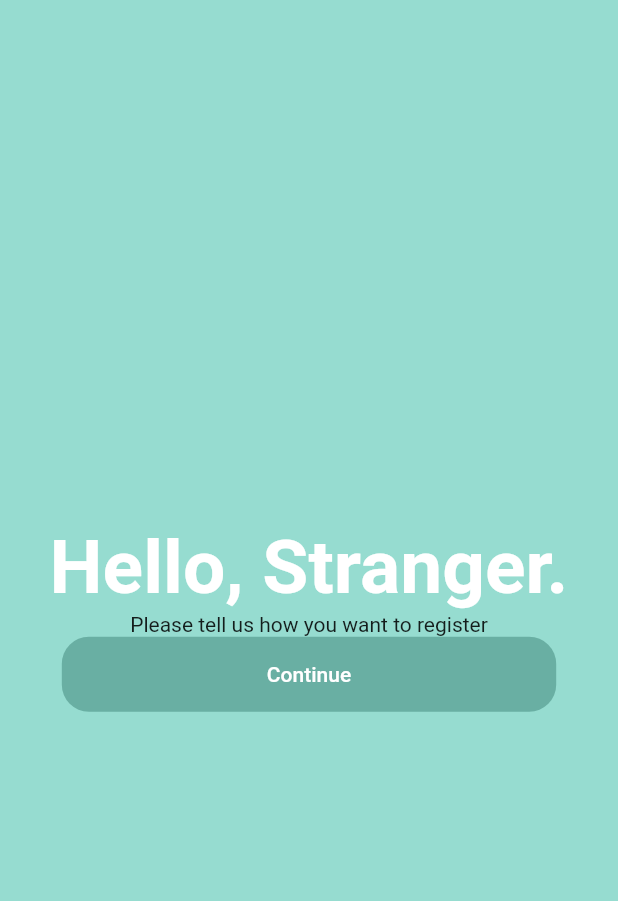
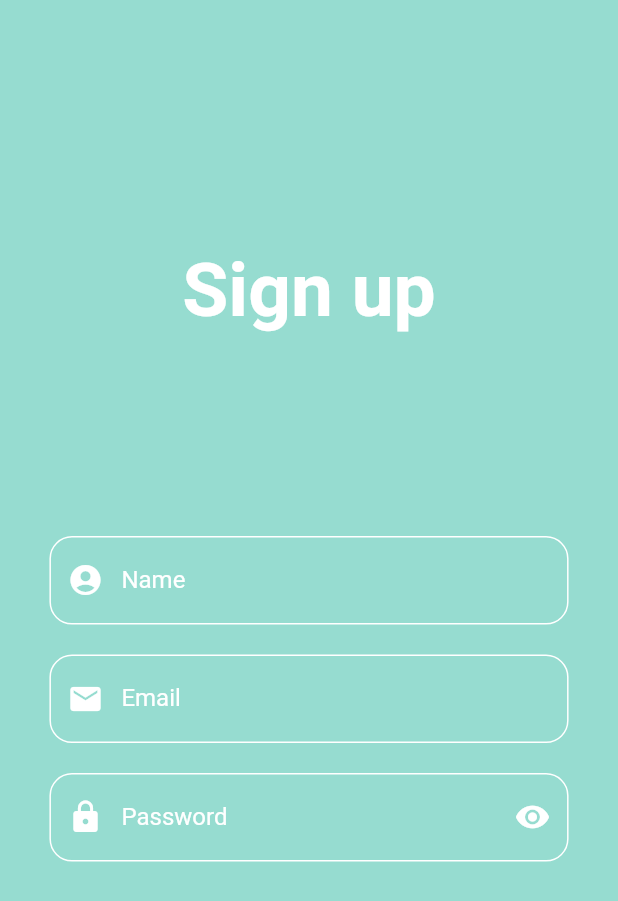
Before and after one commit to md-amimul-ehsan/real_estate_app, a Flutter app: the screen it shows after launch, on a phone screen of 412 x 824 dp. Shown: the top 901 px of the screen. Run offline on Flutter 3.47's test engine with Material 2 defaults, Android fonts, the phone set to English and light mode, and no system bars.

Commit message:
landing and signin screen edited

```diff
--- a/lib/main.dart
+++ b/lib/main.dart
@@ -1,5 +1,5 @@
 import 'package:flutter/material.dart';
-import 'package:real_estate_app/views/auth/screens/sign_in_screen.dart';
+import 'package:real_estate_app/views/auth/screens/sign_up_screen.dart';
 
 void main() {
   runApp(MyApp());
@@ -10,7 +10,7 @@ class MyApp extends StatelessWidget {
   Widget build(BuildContext context) {
     return MaterialApp(
       title: 'Real Estate App',
-      home: SignInScreen(),
+      home: SignUpScreen(),
     );
   }
 }
--- a/lib/views/auth/screens/sign_in_screen.dart
+++ b/lib/views/auth/screens/sign_in_screen.dart
@@ -1,6 +1,7 @@
 import 'package:flutter/cupertino.dart';
 import 'package:flutter/material.dart';
 import 'package:real_estate_app/views/utilities/constants.dart';
+import 'package:real_estate_app/views/components/radio_button.dart';
 
 class SignInScreen extends StatefulWidget {
   @override
@@ -10,28 +11,44 @@ class SignInScreen extends StatefulWidget {
 class _SignInScreenState extends State<SignInScreen> {
   @override
   Widget build(BuildContext context) {
-    return SafeArea(
-      child: Scaffold(
-        backgroundColor: kAccentColor,
+    final double screenHeight = MediaQuery.of(context).size.height;
+    final double screenWidth = MediaQuery.of(context).size.width;
+    return Scaffold(
+      backgroundColor: kPrimaryAccentColor,
       body: Column(
-          mainAxisAlignment: MainAxisAlignment.center,
-          // crossAxisAlignment: CrossAxisAlignment.stretch,
+        crossAxisAlignment: CrossAxisAlignment.stretch,
         children: [
-            Center(
-              child: Text(
+          SizedBox(
+            height: screenHeight * 0.4,
+          ),
+          Text(
             'Hello, Stranger.',
             style: kTitleTextStyle,
+            textAlign: TextAlign.center,
           ),
+          SizedBox(
+            height: screenHeight * 0.025,
           ),
           Text(
             'Please tell us how you want to register',
+            style: kSubtitleTextStyle,
+            textAlign: TextAlign.center,
           ),
-            TextButton(
+          SizedBox(
+            height: screenHeight * 0.05,
+          ),
+          RadioButton(),
+          SizedBox(
+            height: screenHeight * 0.1,
+          ),
+          Padding(
+            padding: EdgeInsets.only(
+              left: screenWidth * 0.1,
+              right: screenWidth * 0.1,
+            ),
+            child: TextButton(
               onPressed: () {},
               style: ButtonStyle(
-                minimumSize: MaterialStateProperty.all(
-                  Size(MediaQuery.of(context).size.width * 0.8, 50),
-                ),
                 shape: MaterialStateProperty.all(
                   RoundedRectangleBorder(
                     borderRadius: BorderRadius.circular(18.0),
@@ -46,9 +63,9 @@ class _SignInScreenState extends State<SignInScreen> {
                   color: Colors.white,
                 ),
               ),
+            ),
           )
         ],
-        ),
       ),
     );
   }
--- /dev/null
+++ b/lib/views/auth/screens/sign_up_screen.dart
@@ -0,0 +1,57 @@
+import 'package:flutter/material.dart';
+import 'package:real_estate_app/views/utilities/constants.dart';
+import 'package:real_estate_app/views/components/input_text_field.dart';
+import 'package:real_estate_app/views/components/password_text_field.dart';
+
+class SignUpScreen extends StatefulWidget {
+  @override
+  _SignUpScreenState createState() => _SignUpScreenState();
+}
+
+class _SignUpScreenState extends State<SignUpScreen> {
+  @override
+  Widget build(BuildContext context) {
+    final double screenHeight = MediaQuery.of(context).size.height;
+    final double screenWidth = MediaQuery.of(context).size.width;
+    return Scaffold(
+      backgroundColor: kPrimaryAccentColor,
+      body: SingleChildScrollView(
+        child: Column(
+          crossAxisAlignment: CrossAxisAlignment.stretch,
+          children: [
+            SizedBox(
+              height: screenHeight * 0.2,
+            ),
+            Text(
+              'Sign up',
+              textAlign: TextAlign.center,
+              style: kTitleTextStyle,
+            ),
+            SizedBox(
+              height: screenHeight * 0.15,
+            ),
+            InputTextField(
+              title: 'Name',
+              textInputType: TextInputType.name,
+              prefixIcon: Icon(
+                Icons.account_circle,
+                color: kSecondaryAccentColor,
+              ),
+            ),
+            InputTextField(
+              textInputType: TextInputType.emailAddress,
+              title: 'Email',
+              prefixIcon: Icon(
+                Icons.mail,
+                color: kSecondaryAccentColor,
+              ),
+            ),
+            PasswordTextField(
+              title: 'Password',
+            ),
+          ],
+        ),
+      ),
+    );
+  }
+}
--- /dev/null
+++ b/lib/views/components/input_text_field.dart
@@ -0,0 +1,77 @@
+import 'package:flutter/material.dart';
+import 'package:real_estate_app/views/utilities/constants.dart';
+
+class InputTextField extends StatefulWidget {
+  const InputTextField({
+    Key key,
+    @required this.title,
+    this.textInputType,
+    this.prefixIcon,
+    this.suffixIcon,
+  }) : super(key: key);
+
+  final String title;
+  final TextInputType textInputType;
+  final Icon prefixIcon;
+  final Icon suffixIcon;
+
+  @override
+  _InputTextFieldState createState() => _InputTextFieldState();
+}
+
+class _InputTextFieldState extends State<InputTextField> {
+  final textController = TextEditingController();
+  bool isPasswordVisible = false;
+
+  @override
+  void initState() {
+    super.initState();
+    textController.addListener(() => setState(() {}));
+  }
+
+  @override
+  Widget build(BuildContext context) {
+    final double screenHeight = MediaQuery.of(context).size.height;
+    final double screenWidth = MediaQuery.of(context).size.width;
+    return Padding(
+      padding: EdgeInsets.only(
+        left: screenWidth * 0.08,
+        right: screenWidth * 0.08,
+        top: 10.0,
+        bottom: 10.0,
+      ),
+      child: TextField(
+        controller: textController,
+        keyboardType: TextInputType.emailAddress,
+        decoration: InputDecoration(
+          suffixIcon: textController.text.isEmpty
+              ? Container(width: 0.0)
+              : IconButton(
+                  icon: Icon(
+                    Icons.close,
+                    color: kSecondaryAccentColor,
+                  ),
+                  onPressed: () => textController.clear(),
+                ),
+          prefixIcon: widget.prefixIcon,
+          fillColor: kPrimaryAccentColor,
+          filled: true,
+          enabledBorder: OutlineInputBorder(
+            borderSide: BorderSide(
+              color: kSecondaryAccentColor,
+            ),
+            borderRadius: BorderRadius.circular(15.0),
+          ),
+          focusedBorder: OutlineInputBorder(
+            borderSide: BorderSide(
+              color: Colors.blue,
+            ),
+            borderRadius: BorderRadius.circular(15.0),
+          ),
+          labelText: widget.title,
+          labelStyle: kWhiteTextStyle,
+        ),
+      ),
+    );
+  }
+}
--- /dev/null
+++ b/lib/views/components/password_text_field.dart
@@ -0,0 +1,80 @@
+import 'package:flutter/material.dart';
+import 'package:real_estate_app/views/utilities/constants.dart';
+
+class PasswordTextField extends StatefulWidget {
+  const PasswordTextField({
+    Key key,
+    @required this.title,
+  }) : super(key: key);
+
+  final String title;
+
+  @override
+  _PasswordTextFieldState createState() => _PasswordTextFieldState();
+}
+
+class _PasswordTextFieldState extends State<PasswordTextField> {
+  final textController = TextEditingController();
+  bool isPasswordVisible = false;
+
+  @override
+  void initState() {
+    super.initState();
+    textController.addListener(() => setState(() {}));
+  }
+
+  @override
+  Widget build(BuildContext context) {
+    final double screenHeight = MediaQuery.of(context).size.height;
+    final double screenWidth = MediaQuery.of(context).size.width;
+    return Padding(
+      padding: EdgeInsets.only(
+        left: screenWidth * 0.08,
+        right: screenWidth * 0.08,
+        top: 10.0,
+        bottom: 10.0,
+      ),
+      child: TextField(
+        obscureText: isPasswordVisible,
+        controller: textController,
+        keyboardType: TextInputType.emailAddress,
+        decoration: InputDecoration(
+          prefixIcon: Icon(
+            Icons.lock,
+            color: kSecondaryAccentColor,
+          ),
+          suffixIcon: IconButton(
+            icon: isPasswordVisible
+                ? Icon(
+                    Icons.visibility_off,
+                    color: kSecondaryAccentColor,
+                  )
+                : Icon(
+                    Icons.visibility,
+                    color: kSecondaryAccentColor,
+                  ),
+            onPressed: () => setState(() {
+              isPasswordVisible = !isPasswordVisible;
+            }),
+          ),
+          fillColor: kPrimaryAccentColor,
+          filled: true,
+          enabledBorder: OutlineInputBorder(
+            borderSide: BorderSide(
+              color: kSecondaryAccentColor,
+            ),
+            borderRadius: BorderRadius.circular(15.0),
+          ),
+          focusedBorder: OutlineInputBorder(
+            borderSide: BorderSide(
+              color: Colors.blue,
+            ),
+            borderRadius: BorderRadius.circular(15.0),
+          ),
+          labelText: widget.title,
+          labelStyle: kWhiteTextStyle,
+        ),
+      ),
+    );
+  }
+}
--- /dev/null
+++ b/lib/views/components/radio_button.dart
@@ -0,0 +1,44 @@
+import 'package:flutter/material.dart';
+import 'package:real_estate_app/views/utilities/constants.dart';
+
+enum UserType { Agent, User }
+
+class RadioButton extends StatefulWidget {
+  @override
+  _RadioButtonState createState() => _RadioButtonState();
+}
+
+class _RadioButtonState extends State<RadioButton> {
+  UserType _userType = UserType.Agent;
+
+  Expanded radioItem({String title, UserType userType}) {
+    return Expanded(
+      child: ListTile(
+        title: Text(
+          title,
+          style: kWhiteTextStyle,
+        ),
+        leading: Radio<UserType>(
+          activeColor: Colors.white,
+          value: userType,
+          groupValue: _userType,
+          onChanged: (UserType value) {
+            setState(() {
+              _userType = userType;
+            });
+          },
+        ),
+      ),
+    );
+  }
+
+  @override
+  Widget build(BuildContext context) {
+    return Row(
+      children: [
+        radioItem(title: 'Agent', userType: UserType.Agent),
+        radioItem(title: 'User', userType: UserType.User),
+      ],
+    );
+  }
+}
--- a/lib/views/utilities/constants.dart
+++ b/lib/views/utilities/constants.dart
@@ -1,10 +1,17 @@
 import 'package:flutter/material.dart';
 
-const kAccentColor = Color(0xFF96DCD0);
+const kPrimaryAccentColor = Color(0xFF96DCD0);
+const kSecondaryAccentColor = Colors.white;
 const kTitleTextStyle = TextStyle(
   fontSize: 50.0,
   fontWeight: FontWeight.bold,
   color: Colors.white,
 );
-
+const kSubtitleTextStyle = TextStyle(
+  fontSize: 15.0,
+  color: Color(0xFFDFF5F1),
+);
+const kWhiteTextStyle = TextStyle(
+  color: Colors.white,
+);
 const kButtonBackgroundColor = Color(0xFF69AFA3);
```
Lines whose indentation alone changed are shown as unchanged.
